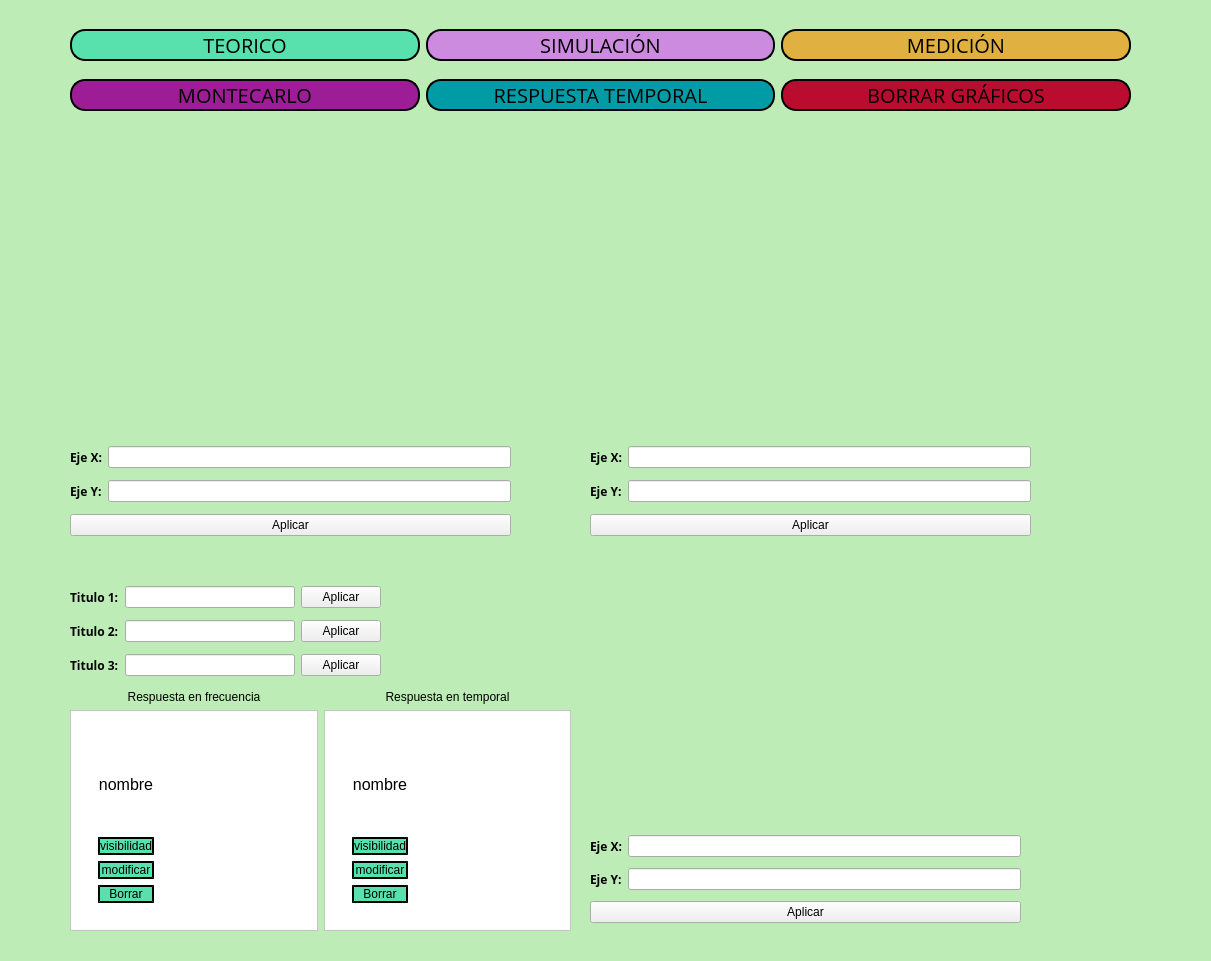
First picture: the form in frontend/menu.ui, repository odevincenti/TC-TP1, before the edit.
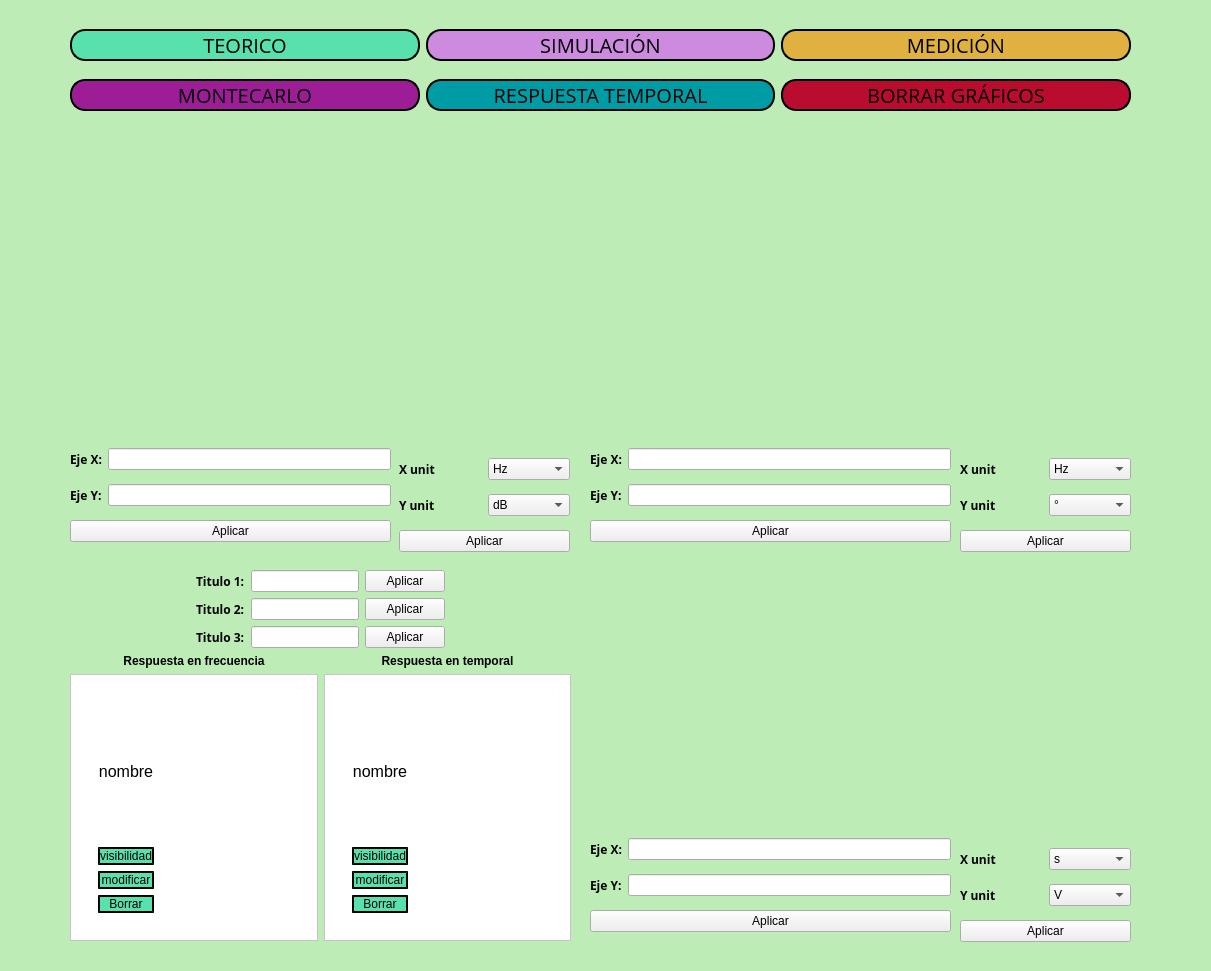
Second picture: the form after the edit. Custom widgets are drawn as their Qt base class.

Commit message: YA ESTA TODO

Diff of the .ui file:
```diff
--- a/frontend/menu.ui
+++ b/frontend/menu.ui
@@ -7,7 +7,7 @@
     <x>0</x>
     <y>0</y>
     <width>1211</width>
-    <height>961</height>
+    <height>971</height>
    </rect>
   </property>
   <property name="windowTitle">
@@ -20,7 +20,7 @@
       <x>0</x>
       <y>0</y>
       <width>1211</width>
-      <height>961</height>
+      <height>971</height>
      </rect>
     </property>
     <property name="styleSheet">
@@ -228,8 +228,8 @@
       <rect>
        <x>590</x>
        <y>440</y>
-       <width>441</width>
-       <height>105</height>
+       <width>361</width>
+       <height>111</height>
       </rect>
      </property>
      <layout class="QVBoxLayout" name="verticalLayout_6">
@@ -291,9 +291,9 @@
      <property name="geometry">
       <rect>
        <x>590</x>
-       <y>550</y>
+       <y>560</y>
        <width>541</width>
-       <height>281</height>
+       <height>271</height>
       </rect>
      </property>
     </widget>
@@ -302,8 +302,8 @@
       <rect>
        <x>70</x>
        <y>440</y>
-       <width>441</width>
-       <height>105</height>
+       <width>321</width>
+       <height>111</height>
       </rect>
      </property>
      <layout class="QVBoxLayout" name="verticalLayout_7">
@@ -366,8 +366,8 @@
       <rect>
        <x>590</x>
        <y>830</y>
-       <width>431</width>
-       <height>101</height>
+       <width>361</width>
+       <height>111</height>
       </rect>
      </property>
      <layout class="QVBoxLayout" name="verticalLayout_8">
@@ -425,15 +425,272 @@
       </item>
      </layout>
     </widget>
-    <widget class="QWidget" name="verticalLayoutWidget_5">
+    <widget class="QWidget" name="gridLayoutWidget_4">
+     <property name="geometry">
+      <rect>
+       <x>399</x>
+       <y>450</y>
+       <width>171</width>
+       <height>111</height>
+      </rect>
+     </property>
+     <layout class="QGridLayout" name="gridLayout_4">
+      <item row="0" column="0">
+       <widget class="QLabel" name="ejexlabel_10">
+        <property name="font">
+         <font>
+          <family>Open Sans</family>
+          <weight>75</weight>
+          <bold>true</bold>
+         </font>
+        </property>
+        <property name="text">
+         <string>X unit</string>
+        </property>
+       </widget>
+      </item>
+      <item row="1" column="0">
+       <widget class="QLabel" name="ejeylabel_5">
+        <property name="font">
+         <font>
+          <family>Open Sans</family>
+          <weight>75</weight>
+          <bold>true</bold>
+         </font>
+        </property>
+        <property name="text">
+         <string>Y unit</string>
+        </property>
+       </widget>
+      </item>
+      <item row="2" column="0" colspan="2">
+       <widget class="QPushButton" name="aplicar_fig1">
+        <property name="text">
+         <string>Aplicar</string>
+        </property>
+       </widget>
+      </item>
+      <item row="0" column="1">
+       <widget class="QComboBox" name="fig1_x_unit">
+        <item>
+         <property name="text">
+          <string>Hz</string>
+         </property>
+        </item>
+        <item>
+         <property name="text">
+          <string>rad/seg</string>
+         </property>
+        </item>
+       </widget>
+      </item>
+      <item row="1" column="1">
+       <widget class="QComboBox" name="fig1_y_unit">
+        <item>
+         <property name="text">
+          <string>dB</string>
+         </property>
+        </item>
+        <item>
+         <property name="text">
+          <string>veces</string>
+         </property>
+        </item>
+       </widget>
+      </item>
+     </layout>
+    </widget>
+    <widget class="QWidget" name="gridLayoutWidget_5">
+     <property name="geometry">
+      <rect>
+       <x>960</x>
+       <y>450</y>
+       <width>171</width>
+       <height>111</height>
+      </rect>
+     </property>
+     <layout class="QGridLayout" name="gridLayout_5">
+      <item row="0" column="0">
+       <widget class="QLabel" name="ejexlabel_11">
+        <property name="font">
+         <font>
+          <family>Open Sans</family>
+          <weight>75</weight>
+          <bold>true</bold>
+         </font>
+        </property>
+        <property name="text">
+         <string>X unit</string>
+        </property>
+       </widget>
+      </item>
+      <item row="1" column="0">
+       <widget class="QLabel" name="ejeylabel_6">
+        <property name="font">
+         <font>
+          <family>Open Sans</family>
+          <weight>75</weight>
+          <bold>true</bold>
+         </font>
+        </property>
+        <property name="text">
+         <string>Y unit</string>
+        </property>
+       </widget>
+      </item>
+      <item row="2" column="0" colspan="2">
+       <widget class="QPushButton" name="aplicar_fig2">
+        <property name="text">
+         <string>Aplicar</string>
+        </property>
+       </widget>
+      </item>
+      <item row="0" column="1">
+       <widget class="QComboBox" name="fig2_x_unit">
+        <item>
+         <property name="text">
+          <string>Hz</string>
+         </property>
+        </item>
+        <item>
+         <property name="text">
+          <string>rad/seg</string>
+         </property>
+        </item>
+       </widget>
+      </item>
+      <item row="1" column="1">
+       <widget class="QComboBox" name="fig2_y_unit">
+        <item>
+         <property name="text">
+          <string>°</string>
+         </property>
+        </item>
+        <item>
+         <property name="text">
+          <string>rad</string>
+         </property>
+        </item>
+       </widget>
+      </item>
+     </layout>
+    </widget>
+    <widget class="QWidget" name="gridLayoutWidget_6">
+     <property name="geometry">
+      <rect>
+       <x>960</x>
+       <y>840</y>
+       <width>171</width>
+       <height>111</height>
+      </rect>
+     </property>
+     <layout class="QGridLayout" name="gridLayout_7">
+      <item row="0" column="0">
+       <widget class="QLabel" name="ejexlabel_13">
+        <property name="font">
+         <font>
+          <family>Open Sans</family>
+          <weight>75</weight>
+          <bold>true</bold>
+         </font>
+        </property>
+        <property name="text">
+         <string>X unit</string>
+        </property>
+       </widget>
+      </item>
+      <item row="1" column="0">
+       <widget class="QLabel" name="ejeylabel_8">
+        <property name="font">
+         <font>
+          <family>Open Sans</family>
+          <weight>75</weight>
+          <bold>true</bold>
+         </font>
+        </property>
+        <property name="text">
+         <string>Y unit</string>
+        </property>
+       </widget>
+      </item>
+      <item row="2" column="0" colspan="2">
+       <widget class="QPushButton" name="aplicar_fig3">
+        <property name="text">
+         <string>Aplicar</string>
+        </property>
+       </widget>
+      </item>
+      <item row="0" column="1">
+       <widget class="QComboBox" name="fig3_x_unit">
+        <item>
+         <property name="text">
+          <string>s</string>
+         </property>
+        </item>
+        <item>
+         <property name="text">
+          <string>ms</string>
+         </property>
+        </item>
+        <item>
+         <property name="text">
+          <string>us</string>
+         </property>
+        </item>
+        <item>
+         <property name="text">
+          <string>min</string>
+         </property>
+        </item>
+       </widget>
+      </item>
+      <item row="1" column="1">
+       <widget class="QComboBox" name="fig3_y_unit">
+        <item>
+         <property name="text">
+          <string>V</string>
+         </property>
+        </item>
+        <item>
+         <property name="text">
+          <string>mV</string>
+         </property>
+        </item>
+        <item>
+         <property name="text">
+          <string>uV</string>
+         </property>
+        </item>
+       </widget>
+      </item>
+     </layout>
+    </widget>
+    <widget class="QWidget" name="verticalLayoutWidget_3">
      <property name="geometry">
       <rect>
        <x>70</x>
-       <y>580</y>
-       <width>311</width>
-       <height>104</height>
+       <y>570</y>
+       <width>501</width>
+       <height>371</height>
       </rect>
      </property>
+     <layout class="QVBoxLayout" name="verticalLayout_10">
+      <item>
+       <layout class="QHBoxLayout" name="horizontalLayout_2">
+        <item>
+         <spacer name="horizontalSpacer_3">
+          <property name="orientation">
+           <enum>Qt::Horizontal</enum>
+          </property>
+          <property name="sizeHint" stdset="0">
+           <size>
+            <width>40</width>
+            <height>20</height>
+           </size>
+          </property>
+         </spacer>
+        </item>
+        <item>
      <layout class="QVBoxLayout" name="verticalLayout_9">
       <item>
        <layout class="QHBoxLayout" name="horizontalLayout_4">
@@ -520,22 +777,31 @@
        </layout>
       </item>
      </layout>
-    </widget>
-    <widget class="QWidget" name="gridLayoutWidget_3">
-     <property name="geometry">
-      <rect>
-       <x>70</x>
-       <y>690</y>
-       <width>501</width>
-       <height>241</height>
-      </rect>
-     </property>
+        </item>
+        <item>
+         <spacer name="horizontalSpacer_4">
+          <property name="orientation">
+           <enum>Qt::Horizontal</enum>
+          </property>
+          <property name="sizeHint" stdset="0">
+           <size>
+            <width>40</width>
+            <height>20</height>
+           </size>
+          </property>
+         </spacer>
+        </item>
+       </layout>
+      </item>
+      <item>
      <layout class="QGridLayout" name="gridLayout_3">
       <item row="0" column="1">
        <widget class="QLabel" name="label_2">
         <property name="font">
          <font>
           <pointsize>9</pointsize>
+            <weight>75</weight>
+            <bold>true</bold>
          </font>
         </property>
         <property name="text">
@@ -551,6 +817,8 @@
         <property name="font">
          <font>
           <pointsize>9</pointsize>
+            <weight>75</weight>
+            <bold>true</bold>
          </font>
         </property>
         <property name="text">
@@ -574,8 +842,8 @@
           <rect>
            <x>0</x>
            <y>0</y>
-           <width>245</width>
-           <height>213</height>
+             <width>244</width>
+             <height>229</height>
           </rect>
          </property>
          <layout class="QVBoxLayout" name="verticalLayout_2">
@@ -684,8 +952,8 @@
           <rect>
            <x>0</x>
            <y>0</y>
-           <width>244</width>
-           <height>213</height>
+             <width>243</width>
+             <height>229</height>
           </rect>
          </property>
          <layout class="QVBoxLayout" name="verticalLayout_4">
@@ -780,6 +1048,8 @@
          </layout>
         </widget>
        </widget>
+        </item>
+       </layout>
       </item>
      </layout>
     </widget>
```
Lines whose indentation alone changed are shown as unchanged. The commit also changes 1 other file.
